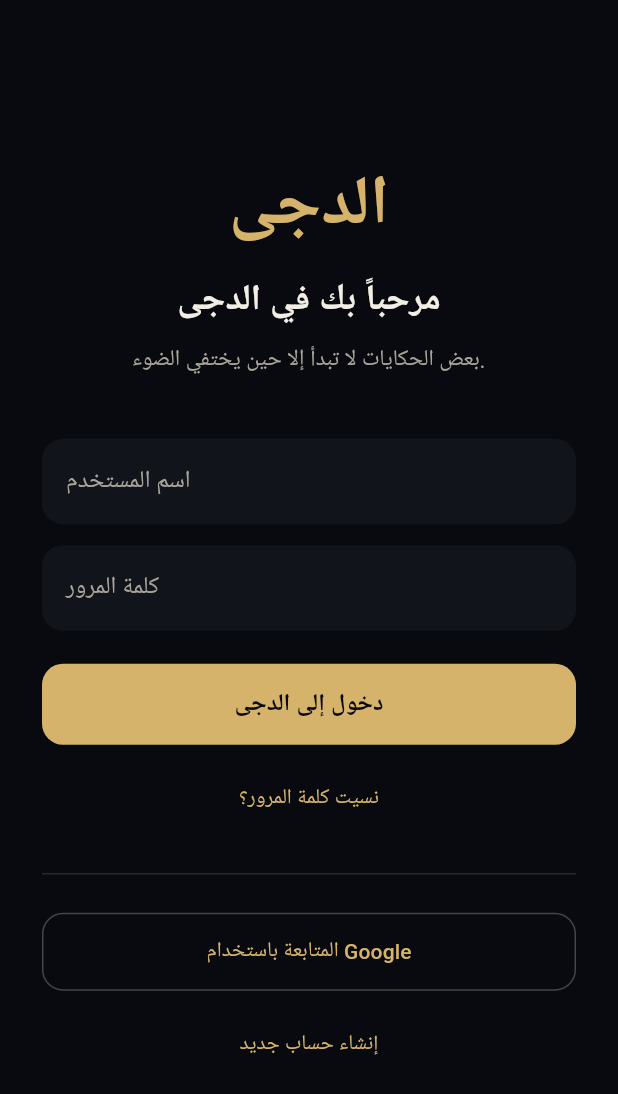
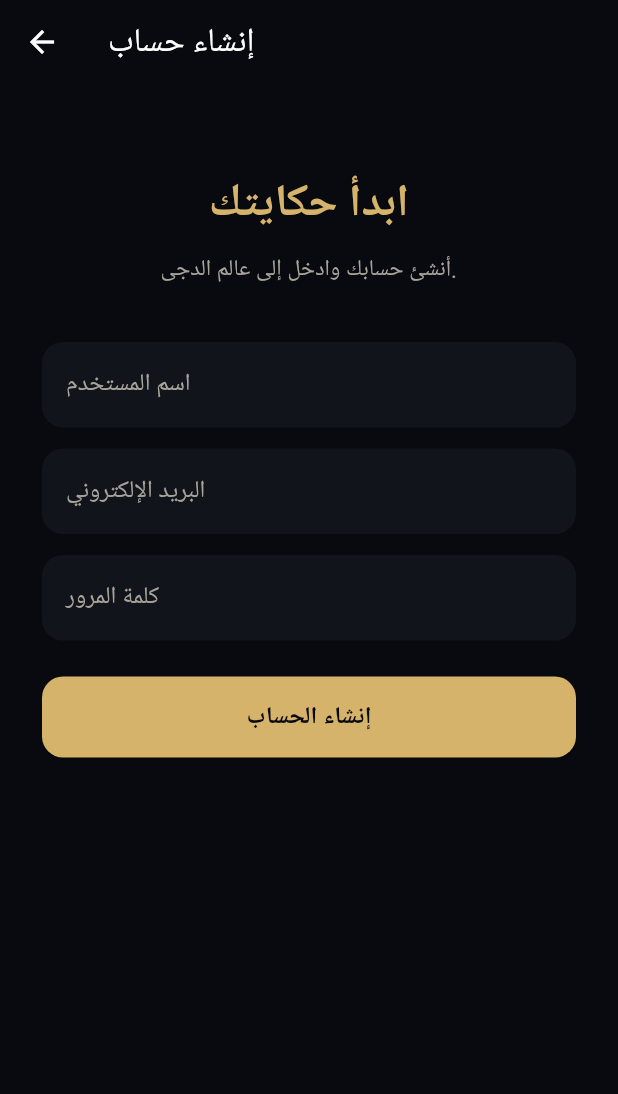
Before and after one commit to mhgfhkhv44322-create/alduja, a Flutter app: the screen it shows after launch, after a tap on "إنشاء حساب جديد", on a phone screen of 412 x 824 dp. Shown: the top 1094 px of the screen. Run offline on Flutter 3.47's test engine with Material 3 defaults, Android fonts, the phone set to English and light mode, and no system bars; Roboto replaces fonts that are missing (sans).

Commit message:
Connect login and registration screens

```diff
--- a/lib/screens/login_screen.dart
+++ b/lib/screens/login_screen.dart
@@ -1,5 +1,6 @@
 import 'package:flutter/material.dart';
 import '../theme/app_theme.dart';
+import 'register_screen.dart';
 
 class LoginScreen extends StatelessWidget {
   const LoginScreen({super.key});
@@ -117,7 +118,14 @@ class LoginScreen extends StatelessWidget {
                 ),
                 const SizedBox(height: 12),
                 TextButton(
-                  onPressed: () {},
+                  onPressed: () {
+                    Navigator.push(
+                      context,
+                      MaterialPageRoute(
+                        builder: (_) => const RegisterScreen(),
+                      ),
+                    );
+                  },
                   child: const Text('إنشاء حساب جديد'),
                 ),
               ],
--- /dev/null
+++ b/lib/screens/register_screen.dart
@@ -0,0 +1,92 @@
+import 'package:flutter/material.dart';
+import '../theme/app_theme.dart';
+
+class RegisterScreen extends StatelessWidget {
+  const RegisterScreen({super.key});
+
+  @override
+  Widget build(BuildContext context) {
+    return Scaffold(
+      backgroundColor: AldujaColors.background,
+      appBar: AppBar(
+        backgroundColor: Colors.transparent,
+        elevation: 0,
+        title: const Text('إنشاء حساب'),
+      ),
+      body: SafeArea(
+        child: SingleChildScrollView(
+          padding: const EdgeInsets.all(28),
+          child: Column(
+            children: [
+              const SizedBox(height: 30),
+              const Text(
+                'ابدأ حكايتك',
+                style: TextStyle(
+                  color: AldujaColors.gold,
+                  fontSize: 30,
+                  fontWeight: FontWeight.bold,
+                ),
+              ),
+              const SizedBox(height: 10),
+              const Text(
+                'أنشئ حسابك وادخل إلى عالم الدجى.',
+                textAlign: TextAlign.center,
+                style: TextStyle(
+                  color: AldujaColors.textSecondary,
+                  fontSize: 15,
+                ),
+              ),
+              const SizedBox(height: 38),
+              _field('اسم المستخدم'),
+              const SizedBox(height: 14),
+              _field('البريد الإلكتروني'),
+              const SizedBox(height: 14),
+              _field('كلمة المرور', obscureText: true),
+              const SizedBox(height: 24),
+              SizedBox(
+                width: double.infinity,
+                height: 54,
+                child: ElevatedButton(
+                  onPressed: () {},
+                  style: ElevatedButton.styleFrom(
+                    backgroundColor: AldujaColors.gold,
+                    foregroundColor: AldujaColors.background,
+                    shape: RoundedRectangleBorder(
+                      borderRadius: BorderRadius.circular(14),
+                    ),
+                  ),
+                  child: const Text(
+                    'إنشاء الحساب',
+                    style: TextStyle(
+                      fontSize: 16,
+                      fontWeight: FontWeight.bold,
+                    ),
+                  ),
+                ),
+              ),
+            ],
+          ),
+        ),
+      ),
+    );
+  }
+
+  static Widget _field(String hint, {bool obscureText = false}) {
+    return TextField(
+      obscureText: obscureText,
+      style: const TextStyle(color: AldujaColors.textPrimary),
+      decoration: InputDecoration(
+        hintText: hint,
+        hintStyle: const TextStyle(
+          color: AldujaColors.textSecondary,
+        ),
+        filled: true,
+        fillColor: AldujaColors.surface,
+        border: OutlineInputBorder(
+          borderRadius: BorderRadius.circular(14),
+          borderSide: BorderSide.none,
+        ),
+      ),
+    );
+  }
+}
```
